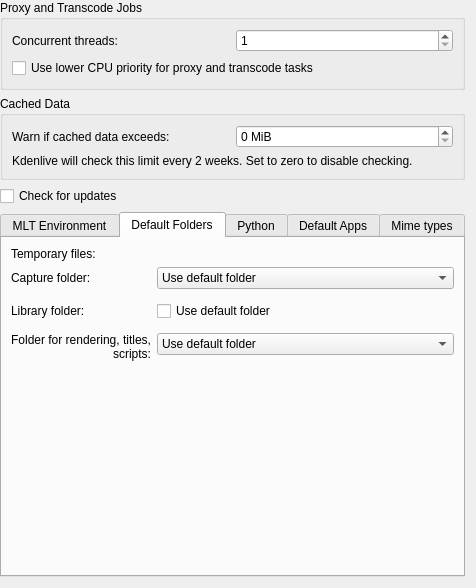
Above: src/ui/configenv_ui.ui from KDE/kdenlive before the change. Below: the same form after it.
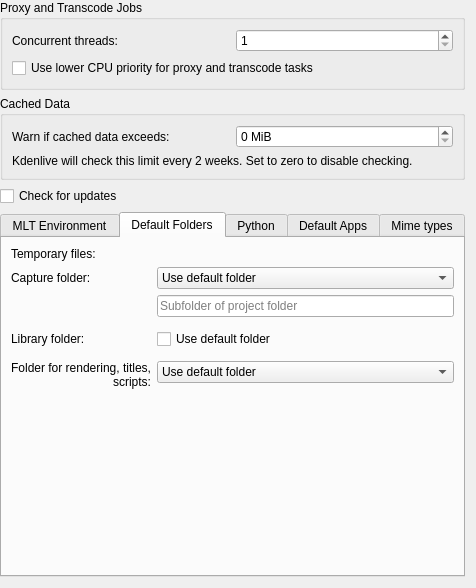
That is the form after the change. The open tabs and pages were chosen to show the change. Custom widgets are drawn as their Qt base class.

The edit to the form file:
```diff
--- a/src/ui/configenv_ui.ui
+++ b/src/ui/configenv_ui.ui
@@ -239,7 +239,18 @@
         </widget>
        </item>
        <item row="4" column="1">
-        <widget class="KUrlRequester" name="capturefolderurl"/>
+        <layout class="QVBoxLayout" name="verticalLayout_2">
+         <item>
+          <widget class="QLineEdit" name="kcfg_captureprojectsubfolder">
+           <property name="placeholderText">
+            <string>Subfolder of project folder</string>
+           </property>
+          </widget>
+         </item>
+         <item>
+          <widget class="KUrlRequester" name="capturefolderurl"/>
+         </item>
+        </layout>
        </item>
        <item row="6" column="0">
         <widget class="QLabel" name="label_15">
```
Left out of the diff: 6 changed lines with no effect on the pictures.
